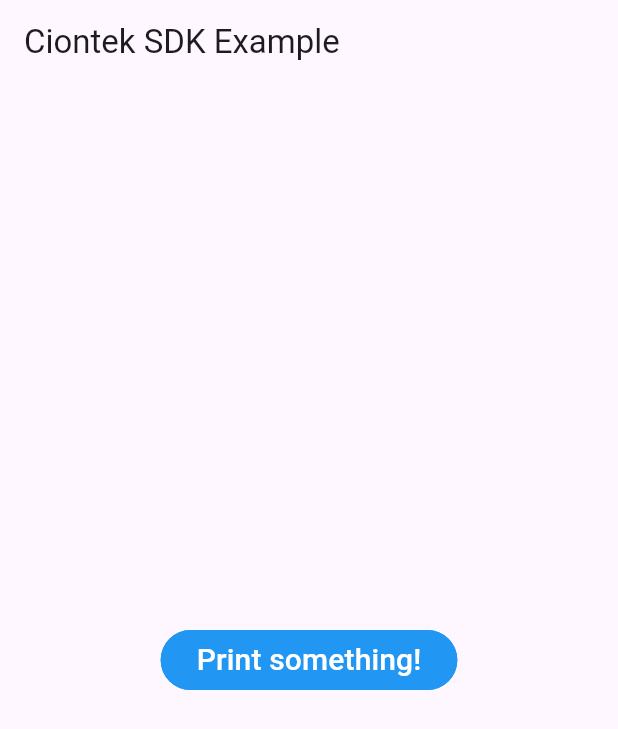
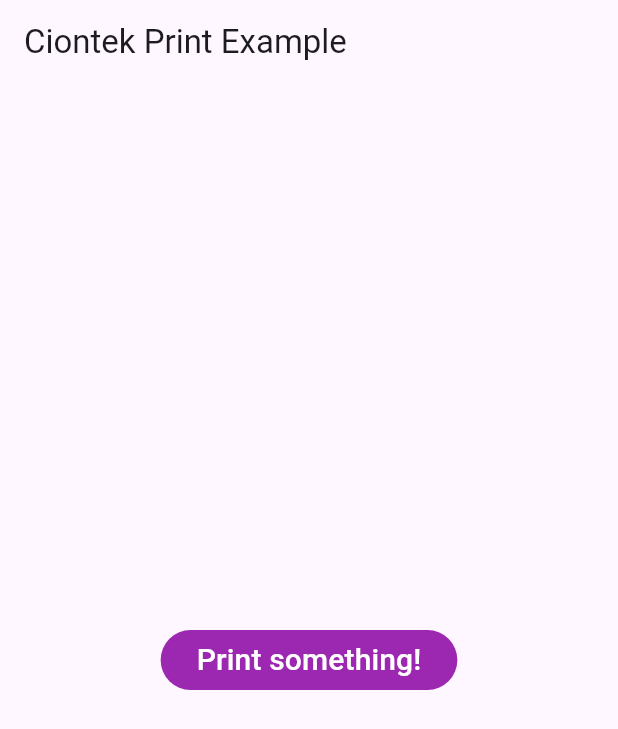
Before and after one commit to imGok/ciontek-sdk-flutter, a Flutter app: the screen it shows after launch, after a tap on "Print something!", on a phone screen of 412 x 824 dp. Shown: the top 729 px of the screen. Run offline on Flutter 3.47's test engine with Material 3 defaults, Android fonts, the phone set to English and light mode, and no system bars; our stand-ins replace plugin_platform_interface.

Commit message:
feat: init printer and update example

```diff
--- a/example/lib/main.dart
+++ b/example/lib/main.dart
@@ -27,11 +27,16 @@ class _MyAppState extends State<MyApp> {
     await _ciontekPlugin.print(
       lines: [
         CiontekPrintLine(
-          text: 'Hello, World!',
+          text:
+              "Hello, this is a test print! Pho is the first thing you seek upon landing in Vietnam, always choosing vendors crowded with locals rather than tourists!",
           bold: true,
           increaseFontSize: true,
           textGray: TextGray.medium,
           underline: true,
+        ),
+        CiontekPrintLine(
+          text: '------------------------------------------------',
+          textGray: TextGray.medium,
         ),
         CiontekPrintLine(
           text: 'Good bye !',
@@ -40,9 +45,10 @@ class _MyAppState extends State<MyApp> {
         ),
         CiontekPrintLine.feedPaper(lines: 1),
         CiontekPrintLine(
-          text: 'Welcome back ! \n \n',
+          text: 'Welcome back !',
           underline: true,
         ),
+        CiontekPrintLine.feedPaper(lines: 3),
       ],
     );
   }
@@ -52,13 +58,13 @@ class _MyAppState extends State<MyApp> {
     return MaterialApp(
       home: Scaffold(
         appBar: AppBar(
-          title: const Text('Ciontek SDK Example'),
+          title: const Text('Ciontek Print Example'),
         ),
         body: Center(
           child: OutlinedButton(
             style: OutlinedButton.styleFrom(
-              backgroundColor: Colors.blue,
-              side: const BorderSide(color: Colors.blue, width: 2),
+              backgroundColor: Colors.purple,
+              side: BorderSide.none,
             ),
             onPressed: print,
             child: const Text(
--- a/pubspec.yaml
+++ b/pubspec.yaml
@@ -1,6 +1,6 @@
 name: ciontek
 description: "Wrapper for Ciontek SDK, with this package you can print text"
-version: 0.0.1
+version: 0.0.2
 homepage: https://github.com/imGok/ciontek-sdk-flutter
 
 environment:
```
Also changed, not shown: example/pubspec.lock, 2 other files.
